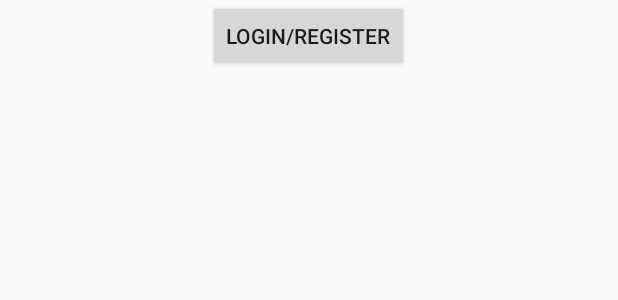
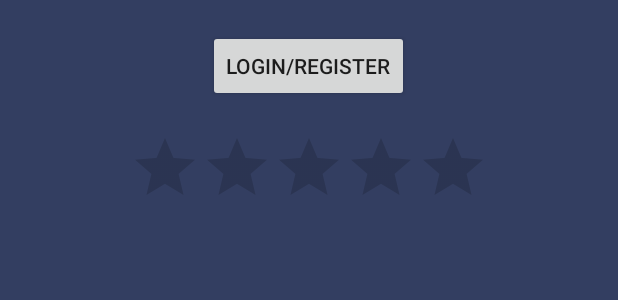
Before and after one commit to BluSteve/CS4131, an Android app: the layout activity_main.xml on its own in the app's theme, with its tools: preview values and no code run, on a phone screen of 412 x 824 dp. Shown: the top 300 px of the screen. Run offline under Robolectric (Android 15) with nearby library versions, the phone set to English and light mode, and no system bars.

Commit message:
Finished lab 3

```diff
--- a/Lab3/app/src/main/AndroidManifest.xml
+++ b/Lab3/app/src/main/AndroidManifest.xml
@@ -8,8 +8,7 @@
         android:label="@string/app_name"
         android:roundIcon="@mipmap/ic_launcher_round"
         android:supportsRtl="true"
-        android:theme="@style/AppTheme"
-        android:name="com.example.lab3.MyApplication">
+        android:theme="@style/AppTheme">
         <activity
             android:name=".ui.login.LoginActivity"
             android:label="@string/title_activity_login"></activity>
--- a/Lab3/app/src/main/java/com/example/lab3/ui/login/LoginActivity.java
+++ b/Lab3/app/src/main/java/com/example/lab3/ui/login/LoginActivity.java
@@ -30,6 +30,7 @@ import com.example.lab3.ui.login.LoginViewModelFactory;
 
 public class LoginActivity extends AppCompatActivity {
 
+    EditText usernameEditText;
     private LoginViewModel loginViewModel;
 
     @Override
@@ -39,7 +40,7 @@ public class LoginActivity extends AppCompatActivity {
         loginViewModel = ViewModelProviders.of(this, new LoginViewModelFactory())
                 .get(LoginViewModel.class);
 
-        final EditText usernameEditText = findViewById(R.id.username);
+        usernameEditText = findViewById(R.id.username);
         final EditText passwordEditText = findViewById(R.id.password);
         final Button loginButton = findViewById(R.id.login);
         final ProgressBar loadingProgressBar = findViewById(R.id.loading);
@@ -122,10 +123,11 @@ public class LoginActivity extends AppCompatActivity {
     }
 
     private void updateUiWithUser(LoggedInUserView model) {
-        String welcome = getString(R.string.welcome) + " " + model.getDisplayName();
+        String welcome = getString(R.string.welcome) + " " + model.getDisplayName() + "!";
         // TODO : initiate successful logged in experience
         Intent intent = new Intent(LoginActivity.this, MainActivity.class);
         intent.putExtra("message", "logged in");
+        intent.putExtra("username", usernameEditText.getText().toString().toLowerCase());
         startActivity(intent);
         Toast.makeText(getApplicationContext(), welcome, Toast.LENGTH_LONG).show();
     }
--- a/Lab3/app/src/main/res/layout/activity_login.xml
+++ b/Lab3/app/src/main/res/layout/activity_login.xml
@@ -9,7 +9,8 @@
     android:paddingTop="@dimen/activity_vertical_margin"
     android:paddingRight="@dimen/activity_horizontal_margin"
     android:paddingBottom="@dimen/activity_vertical_margin"
-    tools:context=".ui.login.LoginActivity">
+    tools:context=".ui.login.LoginActivity"
+    android:background="@color/backgroundColor">
 
     <EditText
         android:id="@+id/username"
@@ -22,6 +23,7 @@
         android:hint="@string/prompt_email"
         android:inputType="textEmailAddress"
         android:selectAllOnFocus="true"
+        android:textColor="@color/white"
         app:layout_constraintEnd_toEndOf="parent"
         app:layout_constraintStart_toStartOf="parent"
         app:layout_constraintTop_toTopOf="parent" />
@@ -39,6 +41,7 @@
         android:imeOptions="actionDone"
         android:inputType="textPassword"
         android:selectAllOnFocus="true"
+        android:textColor="@color/white"
         app:layout_constraintEnd_toEndOf="parent"
         app:layout_constraintStart_toStartOf="parent"
         app:layout_constraintTop_toBottomOf="@+id/username" />
--- a/Lab3/app/src/main/res/layout/activity_main.xml
+++ b/Lab3/app/src/main/res/layout/activity_main.xml
@@ -4,8 +4,12 @@
     xmlns:tools="http://schemas.android.com/tools"
     android:layout_width="match_parent"
     android:layout_height="match_parent"
+    android:background="@color/backgroundColor"
     android:gravity="center_horizontal"
     android:orientation="vertical"
+    android:paddingLeft="5dp"
+    android:paddingTop="20dp"
+    android:paddingRight="5dp"
     tools:context=".MainActivity">
 
     <Button
@@ -17,10 +21,18 @@
     <GridView
         android:id="@+id/gridView"
         android:layout_width="match_parent"
-        android:layout_height="match_parent"
+        android:layout_height="wrap_content"
         android:gravity="center"
         android:horizontalSpacing="10dp"
         android:numColumns="3"
-        android:verticalSpacing="10dp" />
+        android:verticalSpacing="10dp">
+
+    </GridView>
+
+    <RatingBar
+        android:id="@+id/ratingBar"
+        android:layout_width="wrap_content"
+        android:layout_height="wrap_content"
+        android:layout_marginTop="20dp" />
 
 </LinearLayout>
--- a/Lab3/app/src/main/res/values/colors.xml
+++ b/Lab3/app/src/main/res/values/colors.xml
@@ -3,4 +3,6 @@
     <color name="colorPrimary">#008577</color>
     <color name="colorPrimaryDark">#00574B</color>
     <color name="colorAccent">#D81B60</color>
+    <color name="backgroundColor">#333E61</color>
+    <color name="white">#FFFFFF</color>
 </resources>
--- a/Lab3/app/src/main/res/values/strings.xml
+++ b/Lab3/app/src/main/res/values/strings.xml
@@ -5,7 +5,7 @@
     <string name="prompt_password">Password</string>
     <string name="action_sign_in">Sign in or register</string>
     <string name="action_sign_in_short">Sign in</string>
-    <string name="welcome">Welcome! </string>
+    <string name="welcome">Welcome, </string>
     <string name="invalid_username">Not a valid username</string>
     <string name="invalid_password">Password must be >5 characters</string>
     <string name="login_failed">"Login failed"</string>
--- a/Lab3/app/src/main/res/values/styles.xml
+++ b/Lab3/app/src/main/res/values/styles.xml
@@ -1,11 +1,12 @@
 <resources>
 
     <!-- Base application theme. -->
-    <style name="AppTheme" parent="Theme.AppCompat.Light.DarkActionBar">
+    <style name="AppTheme" parent="Theme.AppCompat.Light.NoActionBar">
         <!-- Customize your theme here. -->
         <item name="colorPrimary">@color/colorPrimary</item>
         <item name="colorPrimaryDark">@color/colorPrimaryDark</item>
         <item name="colorAccent">@color/colorAccent</item>
+        <item name="android:textColorHint">#BCFFFFFF</item>
     </style>
 
 </resources>
```
Also changed, not shown: Lab3/app/src/main/java/com/example/lab3/MainActivity.java (+60 -14 lines), Lab3/app/src/main/java/com/example/lab3/MyApplication.java (deleted, +0 -17 lines), Lab3/app/src/main/java/com/example/lab3/data/LoginDataSource.java (+17 -40 lines).
